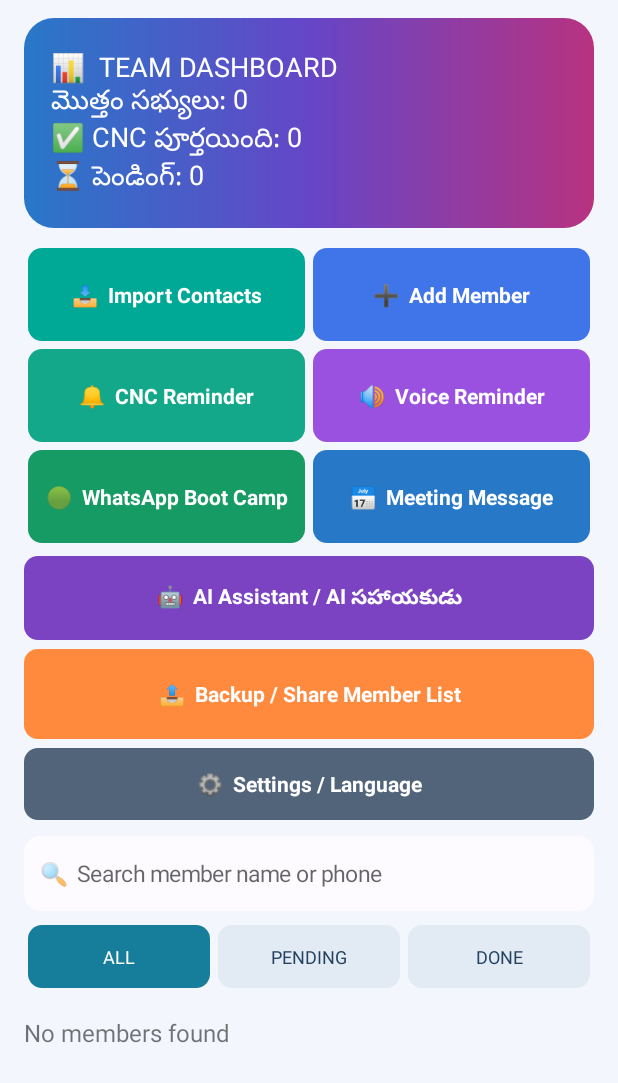
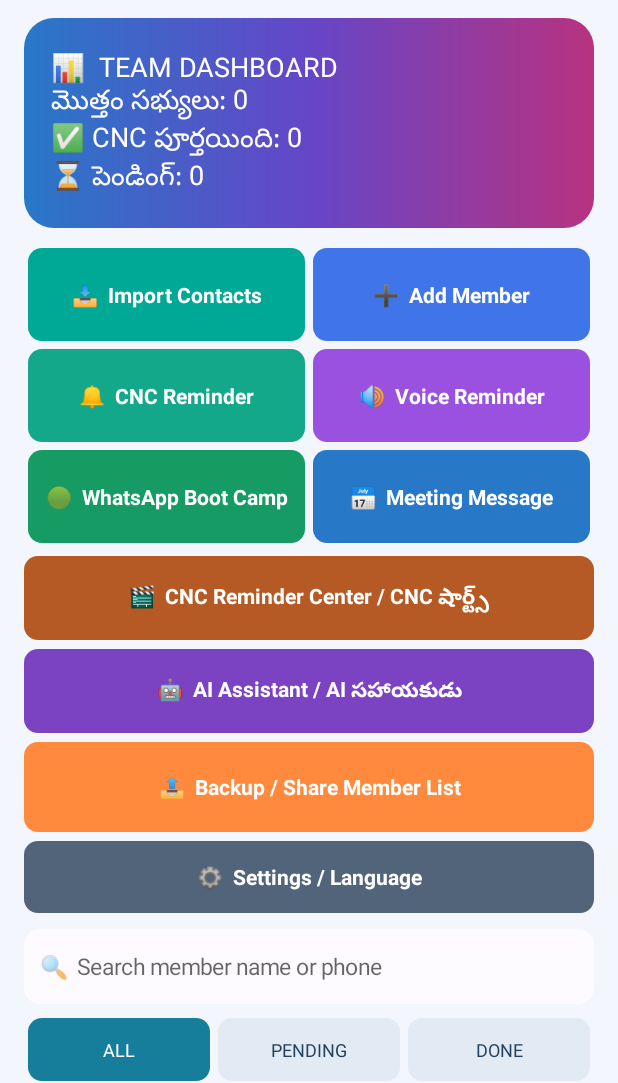
Before and after one commit to Parnashr/My-Downline-Manager, an Android app: the screen it shows after launch (MainActivity), on a phone screen of 412 x 824 dp, the part 153-1236 px from its top. Run offline under Robolectric (Android 15) with nearby library versions, the phone set to English and light mode, and no system bars.

Commit message:
Add CNC Reminder Center entry to dashboard

```diff
--- a/app/src/main/java/com/teambanjarahills/mydownlinemanager/MainActivity.kt
+++ b/app/src/main/java/com/teambanjarahills/mydownlinemanager/MainActivity.kt
@@ -132,6 +132,7 @@ class MainActivity : Activity(), TextToSpeech.OnInitListener {
         row3.addView(actionButton("🟢  WhatsApp Boot Camp", 0xFF159B63.toInt()) { showEventMessage("BOOT CAMP") }, weightedParams())
         row3.addView(actionButton("📅  Meeting Message", 0xFF2878C8.toInt()) { showEventMessage("MEETING") }, weightedParams())
         actionGrid.addView(row3)
+        actionGrid.addView(actionButton("🎬  CNC Reminder Center / CNC షార్ట్స్", 0xFFB65A25.toInt()) { startActivity(Intent(this, CncReminderCenterActivity::class.java)) }, LinearLayout.LayoutParams(-1, dp(56)).apply { topMargin = dp(6) })
         actionGrid.addView(actionButton("🤖  AI Assistant / AI సహాయకుడు", 0xFF7B42C2.toInt()) { showAiAssistant() }, LinearLayout.LayoutParams(-1, dp(56)).apply { topMargin = dp(6) })
         actionGrid.addView(actionButton("📤  ${tr("Backup / Share Member List", "బ్యాకప్ / సభ్యుల జాబితా షేర్")}", 0xFFFF8A3D.toInt()) { shareBackup() },
             LinearLayout.LayoutParams(-1, dp(60)).apply { topMargin = dp(6) })
```
